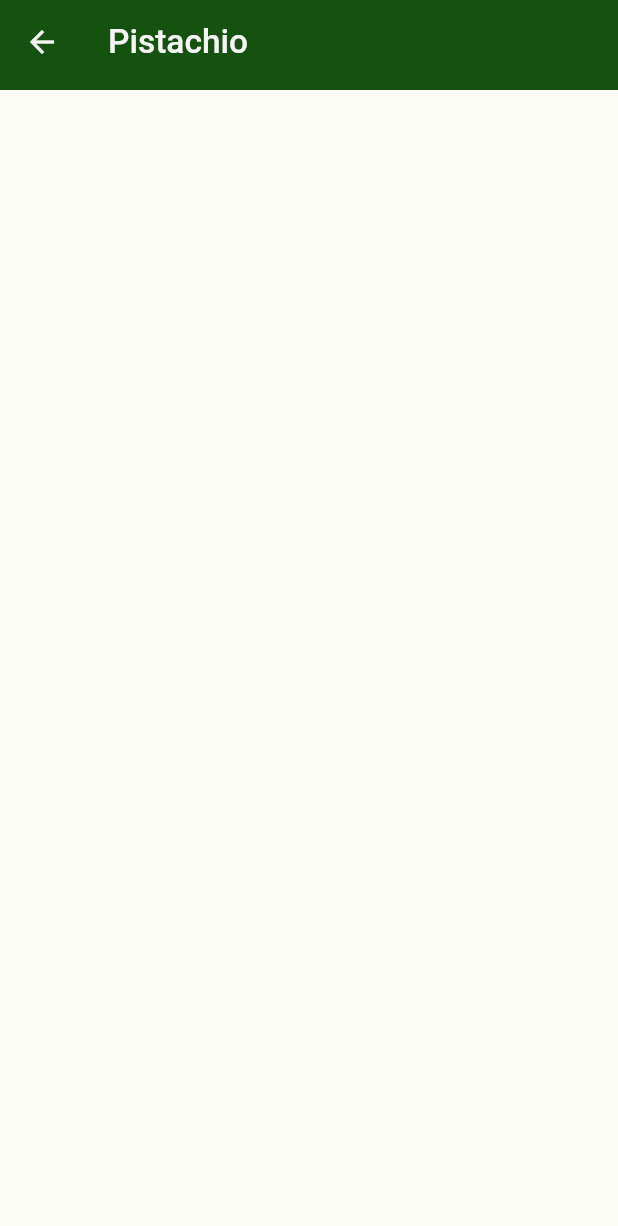
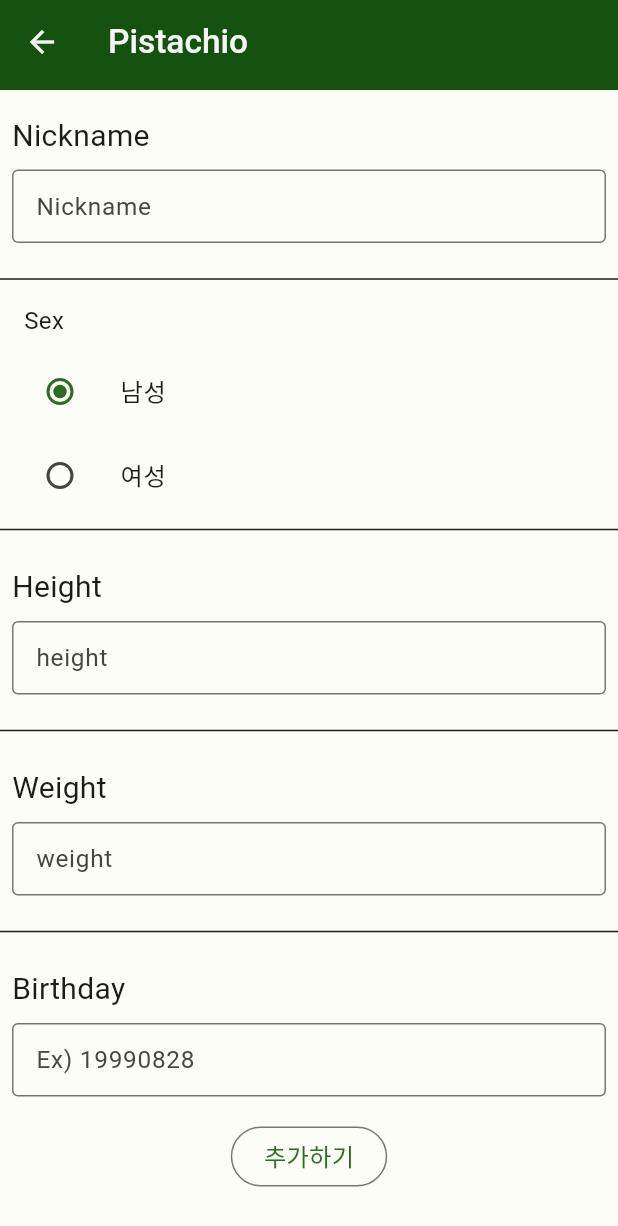
Before and after one commit to seungjoonHH/Pistachio, a Flutter app: the RegisterPage screen opened by its route, on a phone screen of 412 x 824 dp. Shown: the top 1226 px of the screen. Run offline on Flutter 3.47's test engine with Material 2 defaults, Android fonts, the phone set to English and light mode, and no system bars; our stand-ins replace animated_flip_counter, cloud_firestore, dotted_border, firebase_auth, firebase_core, firebase_storage and 8 more; accounts and stored records are empty; Roboto replaces fonts that are missing (Noto_Sans_KR).

Commit message:
Add register.dart

```diff
--- a/lib/model/user.dart
+++ b/lib/model/user.dart
@@ -7,15 +7,18 @@ import 'package:get/get.dart';
 /// enums
 // 성별 { 남성, 여성 }
 enum Sex {
-  male, female;
-String get kr => ['남성', '여성'][index];
+  male,
+  female;
+
+  String get kr => ['남성', '여성'][index];
 }
 
 /// class
 class PUser {
   /// static variables
   // 사용자의 기본 프로필 사진
-  static const String defaultImageUrl = 'https://firebasestorage.googleapis.com/v0/b/fitween-v1-1.appspot.com/o/users%2Fguest.png?alt=media&token=d0c5908c-57a0-4d1d-9277-57c0cd23acd5';
+  static const String defaultImageUrl =
+      'https://firebasestorage.googleapis.com/v0/b/fitween-v1-1.appspot.com/o/users%2Fguest.png?alt=media&token=d0c5908c-57a0-4d1d-9277-57c0cd23acd5';
 
   /// attributes
   // uid
@@ -29,6 +32,12 @@ class PUser {
 
   // 상태메시지
   String? statusMessage;
+
+  // 키
+  double? height;
+
+  // 몸무게
+  double? weight;
 
   // 성별
   Sex? sex;
@@ -96,7 +105,6 @@ class PUser {
   // ]
   List<dynamic> records = [];
 
-
   /// accessors & mutators
   // 가입일 getter
   DateTime? get regDate => _regDate?.toDate();
@@ -141,8 +149,8 @@ class PUser {
     imageUrl = json['imageUrl'];
     partyIds = (json['partyIds'] ?? []).cast<String>();
     collectionIds = (json['collectionIds'] ?? []).cast<String>();
-    goals = json['goals'];
-    records = json['records'];
+    goals = (json['goals'] ?? []).cast<String>();
+    records = (json['records'] ?? []).cast<String>();
   }
 
   // 객체의 json 데이터 추출
@@ -166,5 +174,5 @@ class PUser {
   // 문자열을 성별 enum 으로 전환 ('male' => Sex.male)
   static Sex? toSex(String? string) => Sex.values.firstWhereOrNull(
         (sex) => sex.name == string,
-  );
+      );
 }
--- a/lib/presenter/global.dart
+++ b/lib/presenter/global.dart
@@ -7,6 +7,7 @@ import 'package:pistachio/presenter/page/exercise/main.dart';
 import 'package:pistachio/presenter/page/exercise/setting/detail.dart';
 import 'package:get/get.dart';
 import 'package:pistachio/presenter/page/home.dart';
+import 'package:pistachio/presenter/page/register.dart';
 
 class GlobalPresenter extends GetxController {
   int navIndex = 0;
@@ -42,6 +43,7 @@ class GlobalPresenter extends GetxController {
     Get.put(ExercisePresenter());
     Get.put(ExerciseMain());
     Get.put(ExerciseDetailSetting());
+    Get.put(RegisterPresenter());
   }
 
   static void importData() {
--- a/lib/presenter/page/exercise/main.dart
+++ b/lib/presenter/page/exercise/main.dart
@@ -1,9 +1,6 @@
 import 'dart:async';
-import 'dart:convert';
 
-import 'package:pistachio/model/exercise.dart';
 import 'package:pistachio/presenter/page/complete.dart';
-import 'package:flutter/services.dart';
 import 'package:get/get.dart';
 
 enum ExerciseState { unselected, ready, ongoing, pause, stop }
--- /dev/null
+++ b/lib/presenter/page/main.dart
@@ -0,0 +1,41 @@
+/* 메인 페이지 프리젠터 */
+import 'package:get/get.dart';
+import 'package:pull_to_refresh/pull_to_refresh.dart';
+
+/// class
+class MainPresenter extends GetxController {
+  /// static variables
+  // 리프레시 컨트롤러
+  static final refreshCont = RefreshController(initialRefresh: false);
+
+  /// static methods
+  // 메인 페이지로 이동
+  static void toMain() {
+    Get.offAllNamed('/home');
+  }
+
+// // 리프레시 중 실행 함수
+// static void onRefresh() async {
+//   final crewPresenter = Get.find<CrewPresenter>();
+//   await crewPresenter.load();
+//   refreshCont.refreshCompleted();
+// }
+//
+// // 로딩 중 실행 함수
+// static void onLoading() async {
+//   await Future.delayed(const Duration(milliseconds: 1000));
+//   refreshCont.loadComplete();
+// }
+//
+// /// attributes
+// // 로딩 여부
+// bool detailLoading = false;
+//
+// /// methods
+// // 특정 크루 카드 클릭 시
+// void crewCardPressed(Crew crew) async {
+//   detailLoading = true; update();
+//   await DetailPresenter.toDetail(crew);
+//   detailLoading = false; update();
+// }
+}
--- /dev/null
+++ b/lib/presenter/page/register.dart
@@ -0,0 +1,75 @@
+import 'package:flutter/material.dart';
+import 'package:get/get.dart';
+import '../../model/user.dart';
+import '../model/user.dart';
+import 'main.dart';
+
+/// class
+class RegisterPresenter extends GetxController {
+  /// static variables
+  // 유저 닉네임 텍스트 수정 컨트롤러
+  static final nickNameCont = TextEditingController();
+
+  // 유저 키 수정 컨트롤러
+  static final heightCont = TextEditingController();
+
+  // 유저 몸무게 텍스트 수정 컨트롤러
+  static final weightCont = TextEditingController();
+
+  // 유저 생년월일 텍스트 수정 컨트롤러
+  static final birthdayCont = TextEditingController();
+
+  /// static methods
+  // 컨트롤러를 모두 초기화
+  void clearConts() {
+    nickNameCont.clear();
+    heightCont.clear();
+    weightCont.clear();
+    birthdayCont.clear();
+  }
+
+  // 회원가입 페이지로 이동
+  static void toRegister() {
+    final registerPresenter = Get.find<RegisterPresenter>();
+    Get.toNamed('/register');
+    registerPresenter.newcomer = PUser();
+  }
+
+  /// attributes
+  // 추가될 유저
+  PUser newcomer = PUser();
+
+  // 성별
+  Sex sex = Sex.male;
+
+  /// methods
+  // 성별 설정
+  void setSex(Sex? value) {
+    if (value == null) return;
+    sex = value;
+    update();
+  }
+
+  // 새 크루 정보 제출 시
+  void submitted() {
+    final userPresenter = Get.find<UserPresenter>();
+
+    newcomer.nickname = nickNameCont.text;
+    newcomer.sex = sex;
+    newcomer.height = double.parse(heightCont.text);
+    newcomer.weight = double.parse(weightCont.text);
+    newcomer.dateOfBirth = DateTime.utc(
+      int.parse(birthdayCont.text.substring(0, 4)),
+      int.parse(birthdayCont.text.substring(4, 6)),
+      int.parse(birthdayCont.text.substring(6)),
+    );
+
+    userPresenter.login(newcomer);
+
+    // 파이어베이스에 저장
+    userPresenter.save();
+    MainPresenter.toMain();
+
+    clearConts();
+  }
+}
--- a/lib/view/page/exercise/complete/complete.dart
+++ b/lib/view/page/exercise/complete/complete.dart
@@ -86,7 +86,7 @@ class ExerciseCompletePage extends StatelessWidget {
     */
     return Scaffold(
       backgroundColor: colorScheme.background,
-      appBar: HomeAppBar(),
+      appBar: const HomeAppBar(),
       body: GetBuilder<CompletePresenter>(
         builder: (controller) {
           return Center(
--- a/lib/view/page/exercise/main/main.dart
+++ b/lib/view/page/exercise/main/main.dart
@@ -16,7 +16,7 @@ class ExerciseMainPage extends StatelessWidget {
   Widget build(BuildContext context) {
     return Scaffold(
       backgroundColor: colorScheme.background,
-      appBar: HomeAppBar(),
+      appBar: const HomeAppBar(),
       body: GetBuilder<ExerciseMain>(
           builder: (controller) {
             return Column(
@@ -87,10 +87,10 @@ class ExerciseMainPage extends StatelessWidget {
                         dashPattern: const [10.0, 10.0],
                         strokeWidth: 5.0,
                         color: const Color(0xff54bab9),
-                        child: Container(
+                        child: const SizedBox(
                           width: 300.0,
                           height: 300.0,
-                          child: const Center(
+                          child: Center(
                             child: Text('운동을\n설정해주세요',
                               textAlign: TextAlign.center,
                               style: TextStyle(fontSize: 40.0),
--- a/lib/view/page/exercise/setting/detail/detail.dart
+++ b/lib/view/page/exercise/setting/detail/detail.dart
@@ -13,7 +13,7 @@ class ExerciseDetailSettingPage extends StatelessWidget {
   Widget build(BuildContext context) {
     return Scaffold(
       backgroundColor: colorScheme.background,
-      appBar: HomeAppBar(),
+      appBar: const HomeAppBar(),
       body: const ExerciseDetailSettingView(),
     );
   }
--- a/lib/view/page/exercise/setting/detail/widget.dart
+++ b/lib/view/page/exercise/setting/detail/widget.dart
@@ -10,7 +10,6 @@ import 'package:pistachio/view/widget/widget/text.dart';
 import 'package:flutter/material.dart';
 import 'package:flutter_svg/svg.dart';
 import 'package:get/get.dart';
-import 'package:percent_indicator/percent_indicator.dart';
 
 class ExerciseImageWidget extends StatelessWidget {
   const ExerciseImageWidget({
--- a/lib/view/page/exercise/setting/type/type.dart
+++ b/lib/view/page/exercise/setting/type/type.dart
@@ -7,7 +7,7 @@ class ExerciseTypeSettingPage extends StatelessWidget {
 
   @override
   Widget build(BuildContext context) {
-    return Scaffold(
+    return const Scaffold(
       backgroundColor: Colors.white,
       appBar: HomeAppBar(),
       body: ExerciseTypeView(),
--- a/lib/view/page/record/detail/detail.dart
+++ b/lib/view/page/record/detail/detail.dart
@@ -10,7 +10,7 @@ class RecordDetailPage extends StatelessWidget {
   Widget build(BuildContext context) {
     return Scaffold(
       backgroundColor: Colors.white,
-      appBar: HomeAppBar(),
+      appBar: const HomeAppBar(),
       body: Container(
         padding: const EdgeInsets.only(left: 16.0, right: 16.0, top: 33.0),
         child: Column(
--- a/lib/view/page/record/detail/widget.dart
+++ b/lib/view/page/record/detail/widget.dart
@@ -60,7 +60,7 @@ class ExerciseDetailView extends StatelessWidget{
               percent: percent,
             ),
           ),
-          Container(
+          SizedBox(
             width: 300.0,
             height: 250.0,
             child: SfCalendar(
--- a/lib/view/page/record/main/main.dart
+++ b/lib/view/page/record/main/main.dart
@@ -7,10 +7,10 @@ class RecordMainPage extends StatelessWidget {
 
   @override
   Widget build(BuildContext context) {
-    return Scaffold(
+    return const Scaffold(
       backgroundColor: Colors.white,
       appBar: HomeAppBar(),
-      body: const MyRecordView(),
+      body: MyRecordView(),
     );
   }
 }
--- a/lib/view/page/register/register.dart
+++ b/lib/view/page/register/register.dart
@@ -1,4 +1,5 @@
 import 'package:flutter/material.dart';
+import 'package:pistachio/view/page/register/widget.dart';
 import 'package:pistachio/view/widget/widget/app_bar.dart';
 
 class RegisterPage extends StatelessWidget {
@@ -6,9 +7,9 @@ class RegisterPage extends StatelessWidget {
 
   @override
   Widget build(BuildContext context) {
-    return Scaffold(
+    return const Scaffold(
       appBar: HomeAppBar(),
-      body: Container(),
+      body: Register(),
     );
   }
 }
--- /dev/null
+++ b/lib/view/page/register/widget.dart
@@ -0,0 +1,153 @@
+import 'package:flutter/material.dart';
+import 'package:get/get_state_manager/src/simple/get_state.dart';
+import '../../../model/user.dart';
+import '../../../presenter/page/register.dart';
+
+class Register extends StatelessWidget {
+  const Register({Key? key}) : super(key: key);
+
+  @override
+  Widget build(BuildContext context) {
+    return GetBuilder<RegisterPresenter>(
+      builder: (controller) {
+        return SingleChildScrollView(
+          child: Column(
+            crossAxisAlignment: CrossAxisAlignment.start,
+            children: [
+              Padding(
+                padding:
+                    const EdgeInsets.symmetric(horizontal: 8, vertical: 16),
+                child: Column(
+                  crossAxisAlignment: CrossAxisAlignment.start,
+                  children: [
+                    const Text(
+                      'Nickname',
+                      style: TextStyle(fontSize: 20.0),
+                    ),
+                    const SizedBox(height: 8.0),
+                    SizedBox(
+                      width: double.infinity,
+                      child: TextFormField(
+                        controller: RegisterPresenter.nickNameCont,
+                        decoration: const InputDecoration(
+                          border: OutlineInputBorder(),
+                          hintText: 'Nickname',
+                          isDense: true,
+                        ),
+                      ),
+                    ),
+                  ],
+                ),
+              ),
+              const Divider(thickness: 1.0),
+              const Padding(
+                padding:
+                EdgeInsets.symmetric(vertical: 8.0, horizontal: 16.0),
+                child: Text(
+                  'Sex',
+                  style: TextStyle(fontSize: 16.0),
+                ),
+              ),
+              Column(
+                children: Sex.values.map((method) {
+                  return ListTile(
+                    title: Text(method.kr),
+                    leading: Radio<Sex>(
+                      value: method,
+                      groupValue: controller.sex,
+                      onChanged: controller.setSex,
+                    ),
+                  );
+                }).toList(),
+              ),
+              const Divider(thickness: 1.0),
+              Padding(
+                padding:
+                    const EdgeInsets.symmetric(horizontal: 8, vertical: 16),
+                child: Column(
+                  crossAxisAlignment: CrossAxisAlignment.start,
+                  children: [
+                    const Text(
+                      'Height',
+                      style: TextStyle(fontSize: 20.0),
+                    ),
+                    const SizedBox(height: 8.0),
+                    SizedBox(
+                      width: double.infinity,
+                      child: TextFormField(
+                        controller: RegisterPresenter.heightCont,
+                        decoration: const InputDecoration(
+                          border: OutlineInputBorder(),
+                          hintText: 'height',
+                          isDense: true,
+                        ),
+                      ),
+                    ),
+                  ],
+                ),
+              ),
+              const Divider(thickness: 1.0),
+              Padding(
+                padding:
+                    const EdgeInsets.symmetric(horizontal: 8, vertical: 16),
+                child: Column(
+                  crossAxisAlignment: CrossAxisAlignment.start,
+                  children: [
+                    const Text(
+                      'Weight',
+                      style: TextStyle(fontSize: 20.0),
+                    ),
+                    const SizedBox(height: 8.0),
+                    SizedBox(
+                      width: double.infinity,
+                      child: TextFormField(
+                        controller: RegisterPresenter.weightCont,
+                        decoration: const InputDecoration(
+                          border: OutlineInputBorder(),
+                          hintText: 'weight',
+                          isDense: true,
+                        ),
+                      ),
+                    ),
+                  ],
+                ),
+              ),
+              const Divider(thickness: 1.0),
+              Padding(
+                padding:
+                const EdgeInsets.symmetric(horizontal: 8, vertical: 16),
+                child: Column(
+                  crossAxisAlignment: CrossAxisAlignment.start,
+                  children: [
+                    const Text(
+                      'Birthday',
+                      style: TextStyle(fontSize: 20.0),
+                    ),
+                    const SizedBox(height: 8.0),
+                    SizedBox(
+                      width: double.infinity,
+                      child: TextFormField(
+                        controller: RegisterPresenter.birthdayCont,
+                        decoration: const InputDecoration(
+                          border: OutlineInputBorder(),
+                          hintText: 'Ex) 19990828',
+                          isDense: true,
+                        ),
+                      ),
+                    ),
+                  ],
+                ),
+              ),
+              Center(
+                child: OutlinedButton(
+                  onPressed: controller.submitted,
+                  child: const Text('추가하기'),
+                ),
+              ),
+            ],
+          ),
+        );
+      },
+    );
+  }
+}
```
